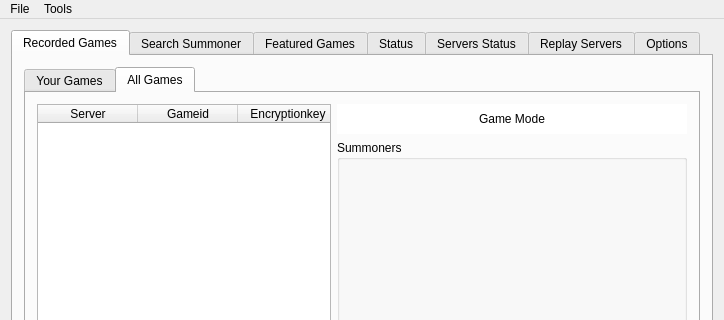
This is src/mainwindow.ui in Aztorius/legendsreplay as Qt 5 draws it before an edit; both pictures show x 0 to 724 and y 0 to 320 of the 724 by 584 pixel window. The edited form follows.
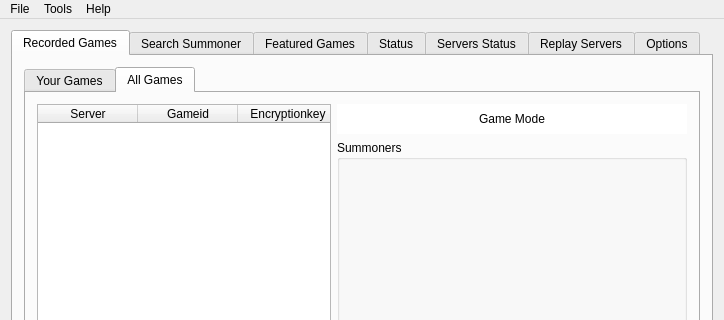
This is the edited form. The open tabs and pages were chosen to show the change. Icons and pictures are not drawn.

Commit message: Added: "Report an issue" and "About" menus Fixed: opening a blank file leads to an error Improved: command line recorder

```diff
--- a/src/mainwindow.ui
+++ b/src/mainwindow.ui
@@ -1116,8 +1116,16 @@
     </property>
     <addaction name="actionAdvanced_Recorder"/>
    </widget>
+   <widget class="QMenu" name="menuHelp">
+    <property name="title">
+     <string>Help</string>
+    </property>
+    <addaction name="actionReport_an_issue"/>
+    <addaction name="actionAbout_LegendsReplay"/>
+   </widget>
    <addaction name="menuFiles"/>
    <addaction name="menuTools"/>
+   <addaction name="menuHelp"/>
   </widget>
   <widget class="QStatusBar" name="statusBar"/>
   <action name="actionOpen">
```
Left out of the diff: 18 changed lines with no effect on the pictures. The commit also changes 3 other files.
